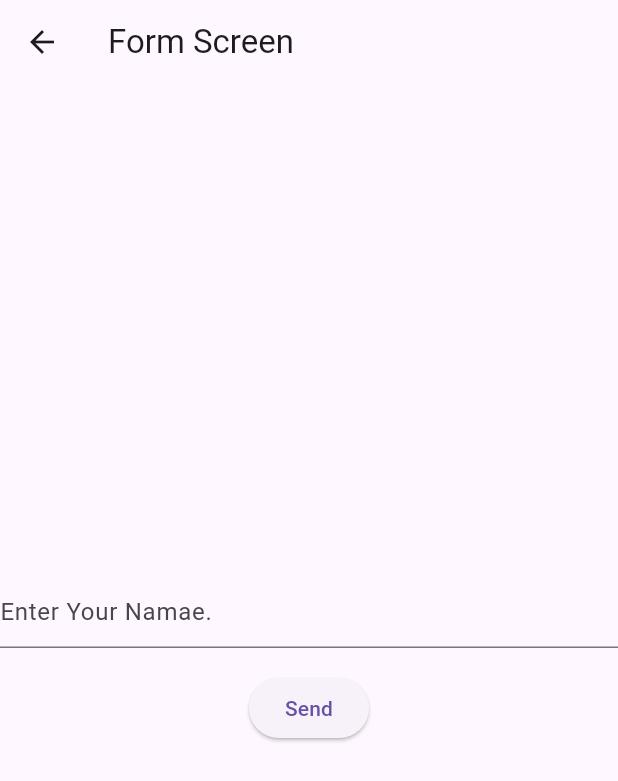
After one commit to mikleo04/quotes_app, a Flutter app: the screen it shows after launch, after a tap on the "quiz" icon, on a phone screen of 412 x 824 dp. The commit adds this screen. Shown: the top 781 px of the screen. Run offline on Flutter 3.47's test engine with Material 3 defaults, Android fonts, the phone set to English and light mode, and no system bars.

Commit message:
FEATURE : add how navigation return data when back to previous page

```diff
--- a/lib/main.dart
+++ b/lib/main.dart
@@ -1,8 +1,7 @@
-import 'package:advance_navigation_2/model/quote.dart';
-import 'package:advance_navigation_2/router/router_delegate.dart';
-import 'package:advance_navigation_2/screen/quote_detail_screen.dart';
-import 'package:advance_navigation_2/screen/quote_list_screen.dart';
+import 'package:advance_navigation_2/routes/page_manager.dart';
+import 'package:advance_navigation_2/routes/router_delegate.dart';
 import 'package:flutter/material.dart';
+import 'package:provider/provider.dart';
 
 void main() {
   runApp(const QuotesApp());
@@ -26,11 +25,14 @@
 
   @override
   Widget build(BuildContext context) {
-    return MaterialApp(
-      title: 'Quotes App',
-      home: Router(
-        routerDelegate: myRouterDelegate,
-        backButtonDispatcher: RootBackButtonDispatcher(),
+    return ChangeNotifierProvider(
+      create: (context) => PageManager(),
+      child: MaterialApp(
+        title: 'Quotes App',
+        home: Router(
+          routerDelegate: myRouterDelegate,
+          backButtonDispatcher: RootBackButtonDispatcher(),
+        ),
       ),
     );
   }
--- /dev/null
+++ b/lib/routes/page_manager.dart
@@ -0,0 +1,17 @@
+import 'dart:async';
+
+import 'package:flutter/cupertino.dart';
+
+class PageManager extends ChangeNotifier{
+  late Completer<String> _completer;
+
+  Future<String> waitForResult() async {
+    _completer = Completer<String>();
+    return _completer.future;
+  }
+
+  void returnData(String value) {
+    _completer.complete(value);
+  }
+
+}
--- a/lib/router/router_delegate.dart
+++ b/lib/routes/router_delegate.dart
@@ -1,4 +1,5 @@
 import 'package:advance_navigation_2/model/quote.dart';
+import 'package:advance_navigation_2/screen/from_screen.dart';
 import 'package:advance_navigation_2/screen/quote_detail_screen.dart';
 import 'package:advance_navigation_2/screen/quote_list_screen.dart';
 import 'package:flutter/material.dart';
@@ -12,7 +13,8 @@
     @override
     GlobalKey<NavigatorState>? get navigatorKey => _navigatorKey;
 
-    String? selectedQuote;
+    String? selectedQuote;  // state halaman membutuhkan data dari halaman sebelumnya (non bool)
+    bool isForm = false; // state halaman tidak membutuhkan data dari halaman sebelumnya (bool)
 
     @override
     Widget build(BuildContext context) {
@@ -26,6 +28,10 @@
                 selectedQuote = quoteId;
                 notifyListeners();
               },
+              toFormScreen: () {
+                isForm = true;
+                notifyListeners();
+              },
             ),
           ),
           if (selectedQuote != null)
@@ -34,7 +40,17 @@
                 child: QuoteDetailsScreen(
                   quoteId: selectedQuote!,
                 )
-            )
+            ),
+          if (isForm)
+            MaterialPage(
+              key: ValueKey("FormScreen"),
+              child: FormScreen(
+                onSend: () {
+                  isForm = false;
+                  notifyListeners();
+                },
+              )
+            ),
         ],
         onPopPage: (route, result) {
           final didPop = route.didPop(result);
@@ -43,6 +59,7 @@
           }
 
           selectedQuote = null;
+          isForm = false;
           notifyListeners();
 
           return true;
--- /dev/null
+++ b/lib/screen/from_screen.dart
@@ -0,0 +1,49 @@
+import 'package:advance_navigation_2/routes/page_manager.dart';
+import 'package:flutter/material.dart';
+import 'package:provider/provider.dart';
+
+class FormScreen extends StatefulWidget {
+  final Function onSend;
+
+  const FormScreen({super.key, required this.onSend});
+
+  @override
+  State<FormScreen> createState() => _FormScreenState();
+}
+
+class _FormScreenState extends State<FormScreen> {
+  final _textController = TextEditingController();
+
+  @override
+  Widget build(BuildContext context) {
+    return Scaffold(
+      appBar: AppBar(
+        title: const Text("Form Screen"),
+      ),
+      body: Center(
+        child: Column(
+          mainAxisAlignment: MainAxisAlignment.center,
+          children: [
+            TextField(
+              controller: _textController,
+              decoration: const InputDecoration(
+                hintText: "Enter Your Namae."
+              ),
+            ),
+            const SizedBox(height: 16,),
+            ElevatedButton(
+              onPressed: () {
+                final name = _textController.text;
+
+                widget.onSend();
+
+                context.read<PageManager>().returnData(name);
+              },
+              child: const Text("Send")
+            )
+          ],
+        ),
+      ),
+    );
+  }
+}
--- a/lib/screen/quote_list_screen.dart
+++ b/lib/screen/quote_list_screen.dart
@@ -1,13 +1,16 @@
 import 'package:advance_navigation_2/model/quote.dart';
+import 'package:advance_navigation_2/routes/page_manager.dart';
 import 'package:flutter/material.dart';
+import 'package:provider/provider.dart';
 
 class QuotesListScreen extends StatelessWidget {
   final List<Quote> quotes;
   final Function(String) onTapped;
+  final Function() toFormScreen;
 
   const QuotesListScreen({
     Key? key,
-    required this.quotes, required this.onTapped,
+    required this.quotes, required this.onTapped, required this.toFormScreen,
   }) : super(key: key);
 
   @override
@@ -15,6 +18,21 @@
     return Scaffold(
       appBar: AppBar(
         title: const Text("Quotes App"),
+        actions: [
+          IconButton(
+            onPressed: () async {
+              final scaffoldMessengerState = ScaffoldMessenger.of(context);
+              toFormScreen();
+              final dataString =
+                  await context.read<PageManager>().waitForResult();
+
+              scaffoldMessengerState.showSnackBar(
+                SnackBar(content: Text("My name is $dataString")),
+              );
+            },
+            icon: const Icon(Icons.quiz),
+          )
+        ],
       ),
       body: ListView(
         children: [
--- a/pubspec.yaml
+++ b/pubspec.yaml
@@ -35,6 +35,7 @@
   # The following adds the Cupertino Icons font to your application.
   # Use with the CupertinoIcons class for iOS style icons.
   cupertino_icons: ^1.0.2
+  provider: ^6.1.1
 
 dev_dependencies:
   flutter_test:
```
Also changed, not shown: pubspec.lock.
